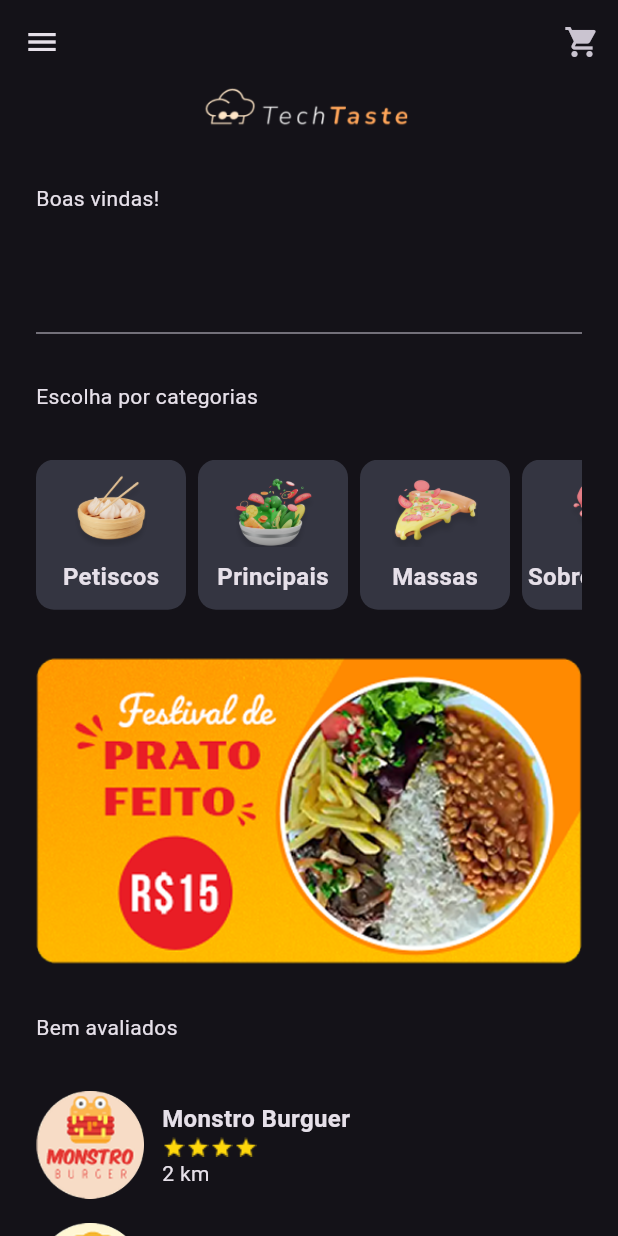
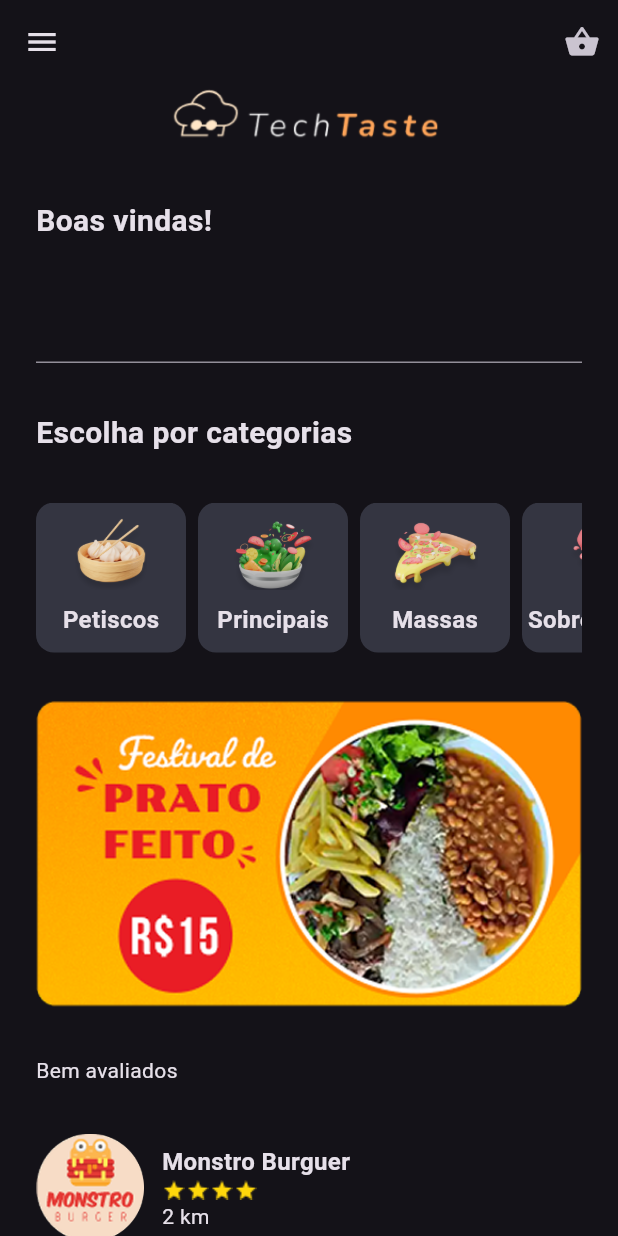
Before and after one commit to rafaelcloud83/techtaste, a Flutter app: the screen it shows after launch, after a tap on "Bora!", on a phone screen of 412 x 824 dp. Run offline on Flutter 3.47's test engine with Material 3 defaults, Android fonts, the phone set to English and light mode, and no system bars; drawn by our look-alikes of badges.

Commit message:
tela restaurant e checkout

```diff
--- a/lib/main.dart
+++ b/lib/main.dart
@@ -2,6 +2,7 @@ import 'package:flutter/material.dart';
 import 'package:provider/provider.dart';
 import 'package:techtaste/data/restaurant_data.dart';
 import 'package:techtaste/ui/_core/app_theme.dart';
+import 'package:techtaste/ui/_core/bag_provider.dart';
 import 'package:techtaste/ui/splash/splash_screen.dart';
 
 void main() async {
@@ -14,6 +15,11 @@ void main() async {
         ChangeNotifierProvider(
           create: (context) {
             return restaurantData;
+          },
+        ),
+        ChangeNotifierProvider(
+          create: (context) {
+            return BagProvider();
           },
         ),
       ],
--- /dev/null
+++ b/lib/model/dish.dart
@@ -0,0 +1,40 @@
+class Dish {
+  final String id;
+  final String name;
+  final String description;
+  final String imagePath;
+  final int price;
+
+  Dish({
+    required this.id,
+    required this.name,
+    required this.description,
+    required this.imagePath,
+    required this.price,
+  });
+
+  Map<String, dynamic> toMap() {
+    return {
+      'id': id,
+      'name': name,
+      'description': description,
+      'imagePath': imagePath,
+      'price': price,
+    };
+  }
+
+  factory Dish.fromMap(Map<String, dynamic> map) {
+    return Dish(
+      id: map['id'],
+      name: map['name'],
+      description: map['description'],
+      imagePath: map['imagePath'],
+      price: map['price'],
+    );
+  }
+
+  @override
+  String toString() {
+    return 'Dish{id: $id, name: $name, description: $description, imagePath: $imagePath, price: $price}';
+  }
+}
--- a/lib/model/restaurant.dart
+++ b/lib/model/restaurant.dart
@@ -1,3 +1,5 @@
+import 'package:techtaste/model/dish.dart';
+
 class Restaurant {
   String id;
   String name;
@@ -6,6 +8,7 @@ class Restaurant {
   double stars;
   int distance;
   List<String> categories;
+  List<Dish> dishes;
 
   Restaurant({
     required this.id,
@@ -15,6 +18,7 @@ class Restaurant {
     required this.stars,
     required this.distance,
     required this.categories,
+    required this.dishes,
   });
 
   Map<String, dynamic> toMap() {
@@ -26,6 +30,7 @@ class Restaurant {
       'stars': stars,
       'distance': distance,
       'categories': categories,
+      'dishes': dishes.map((dish) => dish.toMap()).toList(),
     };
   }
 
@@ -38,6 +43,7 @@ class Restaurant {
       stars: map['stars'],
       distance: map['distance'],
       categories: List<String>.from(map['categories']),
+      dishes: List<Dish>.from(map['dishes'].map((dish) => Dish.fromMap(dish))),
     );
   }
 
--- /dev/null
+++ b/lib/ui/_core/widgets/appbar.dart
@@ -0,0 +1,36 @@
+import 'package:flutter/material.dart';
+import 'package:provider/provider.dart';
+import 'package:techtaste/ui/_core/bag_provider.dart';
+import 'package:badges/badges.dart' as badges;
+import 'package:techtaste/ui/checkout/checkout_screen.dart';
+
+AppBar getAppBar({required BuildContext context, String? title}) {
+  BagProvider bagProvider = Provider.of<BagProvider>(context);
+  return AppBar(
+    title: title != null ? Text(title) : null,
+    centerTitle: true,
+    actions: [
+      badges.Badge(
+        showBadge: bagProvider.dishesOnBag.isNotEmpty,
+        position: badges.BadgePosition.bottomStart(start: 0, bottom: 0),
+        badgeContent: Text(
+          bagProvider.dishesOnBag.length.toString(),
+          style: TextStyle(fontSize: 10.0),
+        ),
+        child: IconButton(
+          onPressed: () {
+            Navigator.push(
+              context,
+              MaterialPageRoute(
+                builder: (context) {
+                  return CheckoutScreen();
+                },
+              ),
+            );
+          },
+          icon: Icon(Icons.shopping_basket),
+        ),
+      ),
+    ],
+  );
+}
--- a/lib/ui/home/home_screen.dart
+++ b/lib/ui/home/home_screen.dart
@@ -3,6 +3,7 @@ import 'package:provider/provider.dart';
 import 'package:techtaste/data/categories_data.dart';
 import 'package:techtaste/data/restaurant_data.dart';
 import 'package:techtaste/model/restaurant.dart';
+import 'package:techtaste/ui/_core/widgets/appbar.dart';
 import 'package:techtaste/ui/home/widgets/category_widget.dart';
 import 'package:techtaste/ui/home/widgets/restaurant_widget.dart';
 
@@ -14,11 +15,7 @@ class HomeScreen extends StatelessWidget {
     RestaurantData restaurantData = Provider.of<RestaurantData>(context);
     return Scaffold(
       drawer: Drawer(),
-      appBar: AppBar(
-        actions: [
-          IconButton(icon: const Icon(Icons.shopping_cart), onPressed: () {}),
-        ],
-      ),
+      appBar: getAppBar(context: context),
       body: Padding(
         padding: EdgeInsets.symmetric(horizontal: 24.0),
         child: SingleChildScrollView(
@@ -26,10 +23,16 @@ class HomeScreen extends StatelessWidget {
             spacing: 32.0,
             crossAxisAlignment: CrossAxisAlignment.start,
             children: [
-              Center(child: Image.asset('assets/logo.png', width: 147.0)),
-              Text('Boas vindas!'),
+              Center(child: Image.asset('assets/logo.png', width: 192.0)),
+              Text(
+                'Boas vindas!',
+                style: TextStyle(fontWeight: FontWeight.bold, fontSize: 20.0),
+              ),
               TextFormField(),
-              Text('Escolha por categorias'),
+              Text(
+                'Escolha por categorias',
+                style: TextStyle(fontWeight: FontWeight.bold, fontSize: 20.0),
+              ),
               SingleChildScrollView(
                 scrollDirection: Axis.horizontal,
                 child: Row(
--- a/lib/ui/home/widgets/restaurant_widget.dart
+++ b/lib/ui/home/widgets/restaurant_widget.dart
@@ -1,5 +1,6 @@
 import 'package:flutter/material.dart';
 import 'package:techtaste/model/restaurant.dart';
+import 'package:techtaste/ui/restaurant/restaurant_screen.dart';
 
 class RestaurantWidget extends StatelessWidget {
   final Restaurant restaurant;
@@ -7,7 +8,18 @@ class RestaurantWidget extends StatelessWidget {
 
   @override
   Widget build(BuildContext context) {
-    return Row(
+    return InkWell(
+      onTap: () {
+        Navigator.push(
+          context,
+          MaterialPageRoute(
+            builder: (context) {
+              return RestaurantScreen(restaurant: restaurant);
+            },
+          ),
+        );
+      },
+      child: Row(
         spacing: 12.0,
         children: [
           Image.asset('assets/${restaurant.imagePath}', width: 72.0),
@@ -27,6 +39,7 @@ class RestaurantWidget extends StatelessWidget {
             ],
           ),
         ],
+      ),
     );
   }
 }
--- a/pubspec.yaml
+++ b/pubspec.yaml
@@ -14,6 +14,7 @@ dependencies:
 
   cupertino_icons: ^1.0.8
   provider: ^6.1.4
+  badges: ^3.1.2
 
 dev_dependencies:
   flutter_test:
```
Also changed, not shown: lib/ui/_core/bag_provider.dart (added, +34 -0 lines), lib/ui/checkout/checkout_screen.dart (added, +96 -0 lines), lib/ui/restaurant/restaurant_screen.dart (added, +51 -0 lines), pubspec.lock. Lines whose indentation alone changed are shown as unchanged.
